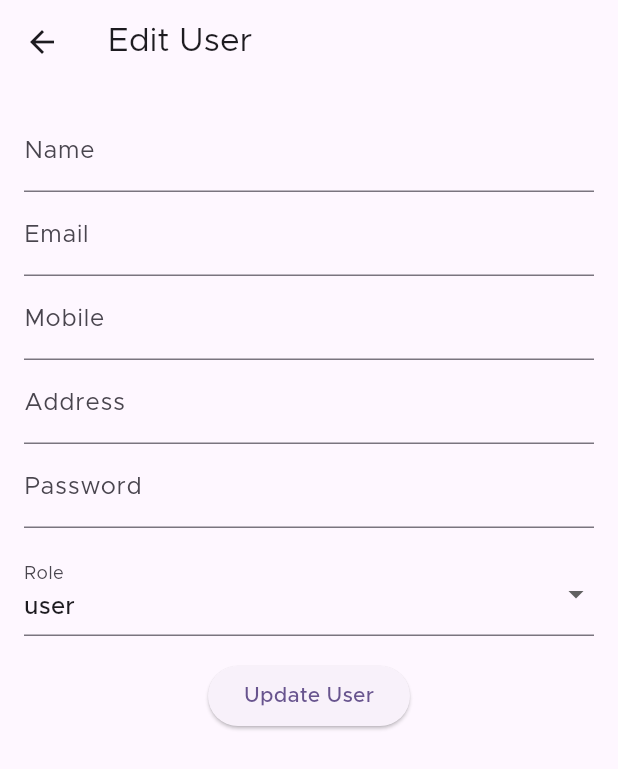
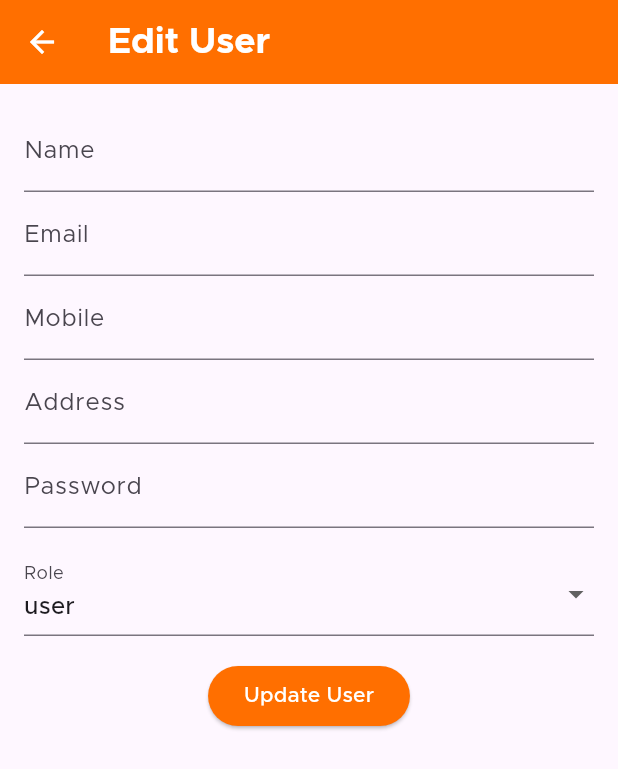
Before and after one commit to Arreejj/foodtrial1, a Flutter app: the EditUser screen opened directly with empty values, on a phone screen of 412 x 824 dp. Shown: the top 769 px of the screen. Run offline on Flutter 3.47's test engine with Material 3 defaults, Android fonts, the phone set to English and light mode, and no system bars; our stand-ins replace cloud_firestore, firebase_auth, firebase_core, flutter_map, flutter_rating_bar, flutter_riverpod and 4 more; accounts and stored records are empty.

Commit message:
ui edits

```diff
--- a/areej/lib/view/admin_dashboard/AdminDashboard.dart
+++ b/areej/lib/view/admin_dashboard/AdminDashboard.dart
@@ -36,6 +36,7 @@ class _AdminDashboardState extends State<AdminDashboard> {
       appBar: AppBar(
         title: const Text('MealMonkey Dashboard'),
         backgroundColor: Color(0xffffc6011),
+        foregroundColor: Colors.white,
         leading: IconButton(
           icon: const Icon(Icons.menu),
           onPressed: () {
--- a/areej/lib/view/admin_dashboard/EditUser.dart
+++ b/areej/lib/view/admin_dashboard/EditUser.dart
@@ -79,7 +79,11 @@ class _EditUserState extends State<EditUser> {
   @override
   Widget build(BuildContext context) {
     return Scaffold(
-      appBar: AppBar(title: const Text('Edit User')),
+      appBar: AppBar(
+        backgroundColor: const Color(0xFFFF6F00),
+        foregroundColor: Colors.white,
+        title: const Text('Edit User',
+      style: TextStyle(fontSize: 24, fontWeight: FontWeight.bold))),
       body: Padding(
         padding: const EdgeInsets.all(16.0),
         child: Form(
@@ -134,6 +138,8 @@ class _EditUserState extends State<EditUser> {
               const SizedBox(height: 16),
               ElevatedButton(
                 onPressed: _updateUser,
+                style: ElevatedButton.styleFrom(backgroundColor: Color(0xFFFF6F00),
+                foregroundColor: Colors.white),
                 child: const Text('Update User'),
               ),
             ],
--- a/areej/lib/view/admin_dashboard/OrderDetail.dart
+++ b/areej/lib/view/admin_dashboard/OrderDetail.dart
@@ -14,7 +14,11 @@ class OrderDetail extends StatelessWidget {
   @override
   Widget build(BuildContext context) {
     return Scaffold(
-      appBar: AppBar(title: const Text('Order Details')),
+      appBar: AppBar(
+        backgroundColor: const Color(0xFFFF6F00),
+        foregroundColor: Colors.white,
+        title: const Text('Order Details',
+      style: TextStyle(fontSize: 24, fontWeight: FontWeight.bold))),
       body: Padding(
         padding: const EdgeInsets.all(16.0),
         child: Column(
--- a/areej/lib/view/admin_dashboard/Orders.dart
+++ b/areej/lib/view/admin_dashboard/Orders.dart
@@ -47,7 +47,11 @@ class _OrdersState extends State<Orders> {
   @override
   Widget build(BuildContext context) {
     return Scaffold(
-      appBar: AppBar(title: const Text('My Orders')),
+      appBar: AppBar(
+        backgroundColor: const Color(0xFFFF6F00),
+        foregroundColor: Colors.white,
+        title: const Text('My Orders',
+      style: TextStyle(fontSize: 24, fontWeight: FontWeight.bold))),
       body: ListView.builder(
         itemCount: orders.length,
         itemBuilder: (context, index) {
--- a/areej/lib/view/admin_dashboard/Report.dart
+++ b/areej/lib/view/admin_dashboard/Report.dart
@@ -56,6 +56,7 @@ class _ReportState extends State<Report> {
     return Scaffold(
       appBar: AppBar(
         backgroundColor: const Color(0xFFFF6F00),
+        foregroundColor: Colors.white,
         title: const Text('Reports',
             style: TextStyle(fontSize: 24, fontWeight: FontWeight.bold)),
         centerTitle: true,
--- a/areej/lib/view/admin_dashboard/ResturantsList.dart
+++ b/areej/lib/view/admin_dashboard/ResturantsList.dart
@@ -117,7 +117,10 @@ class _RestaurantsListState extends State<RestaurantsList> {
   Widget build(BuildContext context) {
     return Scaffold(
       appBar: AppBar(
-        title: const Text('Restaurants List'),
+        backgroundColor: const Color(0xFFFF6F00),
+        foregroundColor: Colors.white,
+        title: const Text('Restaurants List',
+        style: TextStyle(fontSize: 24, fontWeight: FontWeight.bold)),
         actions: [
           IconButton(
             icon: const Icon(Icons.add),
--- a/areej/lib/view/admin_dashboard/Settings.dart
+++ b/areej/lib/view/admin_dashboard/Settings.dart
@@ -12,8 +12,10 @@ class _SettingsState extends State<Settings> {
   Widget build(BuildContext context) {
     return Scaffold(
       appBar: AppBar(
-        title: const Text('Settings'),
+        title: const Text('Settings',
+        style: TextStyle(fontSize: 24, fontWeight: FontWeight.bold)),
         backgroundColor: const Color(0xFFFF6F00),
+        foregroundColor: Colors.white,
       ),
       body: Padding(
         padding: const EdgeInsets.all(16.0),
--- a/areej/lib/view/admin_dashboard/UserDetails.dart
+++ b/areej/lib/view/admin_dashboard/UserDetails.dart
@@ -10,7 +10,10 @@ class UserDetails extends StatelessWidget {
   Widget build(BuildContext context) {
     return Scaffold(
       appBar: AppBar(
-        title: Text(user.name),
+        backgroundColor: const Color(0xFFFF6F00),
+        foregroundColor: Colors.white,
+        title: Text(user.name,
+        style: TextStyle(fontSize: 24, fontWeight: FontWeight.bold)),
       ),
       body: Padding(
         padding: const EdgeInsets.all(16.0),
--- a/areej/lib/view/admin_dashboard/UsersList.dart
+++ b/areej/lib/view/admin_dashboard/UsersList.dart
@@ -110,7 +110,10 @@ class _UsersListState extends State<UsersList> {
   Widget build(BuildContext context) {
     return Scaffold(
       appBar: AppBar(
-        title: const Text('Users List'),
+        backgroundColor: const Color(0xFFFF6F00),
+        foregroundColor: Colors.white,
+        title: const Text('Users List',
+        style: TextStyle(fontSize: 24, fontWeight: FontWeight.bold)),
         actions: [
           IconButton(
             icon: const Icon(Icons.add),
```
Also changed, not shown: areej/lib/view/admin_dashboard/AddRestaurant.dart (+7 -2 lines), areej/lib/view/admin_dashboard/AddUser.dart (+8 -1 lines), areej/lib/view/admin_dashboard/EditRestaurantPage.dart (+6 -1 lines).
